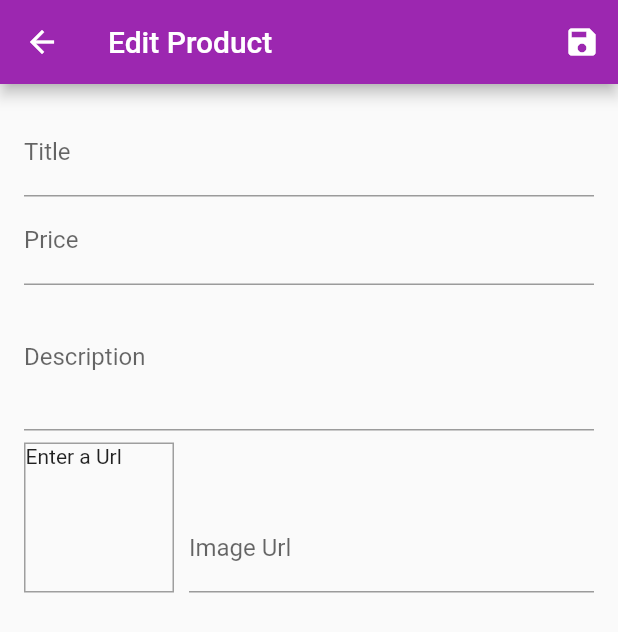
After one commit to hochungwong/flutter_simple_shop, a Flutter app: the EditProductScreen screen opened by its route, on a phone screen of 412 x 824 dp. The commit adds this screen. Shown: the top 632 px of the screen. Run offline on Flutter 3.47's test engine with Material 2 defaults, Android fonts, the phone set to English and light mode, and no system bars; network calls fail.

Commit message:
added edit product form and save form

```diff
--- a/lib/main.dart
+++ b/lib/main.dart
@@ -6,6 +6,8 @@ import "screens/products_overview_screen.dart";
 import "screens/product_detail_screen.dart";
 import "screens/cart_screen.dart";
 import "screens/orders_screen.dart";
+import "screens/user_products_screen.dart";
+import "screens/edit_product_screen.dart";
 
 import "providers/products.dart";
 import "providers/cart.dart";
@@ -34,7 +36,9 @@ class MyApp extends StatelessWidget {
         routes: {
           ProductDetailScreen.routeName: (ctx) => ProductDetailScreen(),
           CartScreen.routeName: (ctx) => CartScreen(),
-          OrdersScreen.routeName: (ctx) => OrdersScreen()
+          OrdersScreen.routeName: (ctx) => OrdersScreen(),
+          UserProductsScreen.routeName: (ctx) => UserProductsScreen(),
+          EditProductScreen.routeName: (ctx) => EditProductScreen()
         },
       ),
     );
--- /dev/null
+++ b/lib/screens/edit_product_screen.dart
@@ -0,0 +1,165 @@
+import "package:flutter/material.dart";
+import "../providers/product.dart";
+
+class EditProductScreen extends StatefulWidget {
+  static const routeName = "/edit-product";
+  @override
+  _EditProductScreenState createState() => _EditProductScreenState();
+}
+
+class _EditProductScreenState extends State<EditProductScreen> {
+  //control input field focus
+  final _priceFocusNode = FocusNode();
+  final _descriptionFocusNode = FocusNode();
+  final _imageUrlFocusNode = FocusNode();
+
+  final _imageUrlController = TextEditingController();
+  //store form state globally
+  final _form = GlobalKey<FormState>();
+
+  var _editedProduct =
+      Product(id: null, title: "", price: 0, description: "", imageUrl: "");
+
+  @override
+  void initState() {
+    _imageUrlFocusNode.addListener(_updateImageUrl);
+    super.initState();
+  }
+
+  @override
+  void dispose() {
+    // TODO: implement dispose
+    //avoid memory leak
+    _priceFocusNode.dispose();
+    _descriptionFocusNode.dispose();
+    _imageUrlFocusNode.removeListener(_updateImageUrl);
+    _imageUrlController.dispose();
+    super.dispose();
+  }
+
+  void _updateImageUrl() {
+    if (!_imageUrlFocusNode.hasFocus) {
+      //lost focus
+      setState(() {});
+    }
+  }
+
+  void _saveForm() {
+    _form.currentState.save();
+    print(_editedProduct.title);
+    print(_editedProduct.description);
+    print(_editedProduct.price);
+    print(_editedProduct.imageUrl);
+  }
+
+  @override
+  Widget build(BuildContext context) {
+    return Scaffold(
+      appBar: AppBar(
+        title: Text("Edit Product"),
+        actions: <Widget>[
+          IconButton(
+            icon: Icon(Icons.save),
+            onPressed: _saveForm,
+          )
+        ],
+      ),
+      body: Padding(
+        padding: const EdgeInsets.all(16.0),
+        child: Form(
+          key: _form,
+          child: ListView(
+            children: <Widget>[
+              TextFormField(
+                decoration: InputDecoration(labelText: "Title"),
+                textInputAction: TextInputAction.next,
+                onFieldSubmitted: (_) {
+                  FocusScope.of(context).requestFocus(_priceFocusNode);
+                },
+                onSaved: (value) {
+                  _editedProduct = Product(
+                      title: value,
+                      price: _editedProduct.price,
+                      description: _editedProduct.description,
+                      imageUrl: _editedProduct.imageUrl,
+                      id: null);
+                },
+              ),
+              TextFormField(
+                decoration: InputDecoration(labelText: "Price"),
+                textInputAction: TextInputAction.next,
+                keyboardType: TextInputType.number,
+                focusNode: _priceFocusNode,
+                onFieldSubmitted: (_) {
+                  FocusScope.of(context).requestFocus(_descriptionFocusNode);
+                },
+                onSaved: (value) {
+                  _editedProduct = Product(
+                      title: _editedProduct.title,
+                      price: double.parse(value),
+                      description: _editedProduct.description,
+                      imageUrl: _editedProduct.imageUrl,
+                      id: null);
+                },
+              ),
+              TextFormField(
+                decoration: InputDecoration(labelText: "Description"),
+                maxLines: 3,
+                keyboardType: TextInputType.multiline,
+                focusNode: _descriptionFocusNode,
+                onSaved: (value) {
+                  _editedProduct = Product(
+                      title: _editedProduct.title,
+                      price: _editedProduct.price,
+                      description: value,
+                      imageUrl: _editedProduct.imageUrl,
+                      id: null);
+                },
+              ),
+              Row(
+                crossAxisAlignment: CrossAxisAlignment.end,
+                children: <Widget>[
+                  Container(
+                    width: 100,
+                    height: 100,
+                    margin: EdgeInsets.only(top: 8, right: 10),
+                    decoration: BoxDecoration(
+                        border: Border.all(
+                      color: Colors.grey,
+                      width: 1,
+                    )),
+                    child: _imageUrlController.text.isEmpty
+                        ? Text("Enter a Url")
+                        : FittedBox(
+                            alignment: Alignment.center,
+                            child: Image.network(_imageUrlController.text),
+                            fit: BoxFit.cover),
+                  ),
+                  Expanded(
+                    child: TextFormField(
+                        decoration: InputDecoration(labelText: "Image Url"),
+                        keyboardType: TextInputType.url,
+                        textInputAction: TextInputAction.done,
+                        controller: _imageUrlController,
+                        focusNode: _imageUrlFocusNode,
+                        onSaved: (value) {
+                          _editedProduct = Product(
+                              title: _editedProduct.title,
+                              price: _editedProduct.price,
+                              description: _editedProduct.description,
+                              imageUrl: value,
+                              id: null);
+                        },
+                        onFieldSubmitted: (_) {
+                          _saveForm();
+                        }),
+                  )
+                ],
+              )
+            ],
+          ),
+        ),
+      ),
+    );
+  }
+}
--- a/lib/widgets/app_drawer.dart
+++ b/lib/widgets/app_drawer.dart
@@ -1,6 +1,7 @@
 import "package:flutter/material.dart";
 
 import "../screens/orders_screen.dart";
+import "../screens/user_products_screen.dart";
 
 class AppDrawer extends StatelessWidget {
   @override
@@ -26,6 +27,14 @@ class AppDrawer extends StatelessWidget {
           onTap: () {
             Navigator.of(context).pushReplacementNamed(OrdersScreen.routeName);
           },
+        ),
+        ListTile(
+          leading: Icon(Icons.edit),
+          title: Text("Manage Products"),
+          onTap: () {
+            Navigator.of(context)
+                .pushReplacementNamed(UserProductsScreen.routeName);
+          },
         )
       ],
     ));
```
Also changed, not shown: lib/providers/products.dart (+0 -10 lines), lib/screens/user_products_screen.dart (added, +43 -0 lines), lib/widgets/user_product_item.dart (added, +33 -0 lines).
